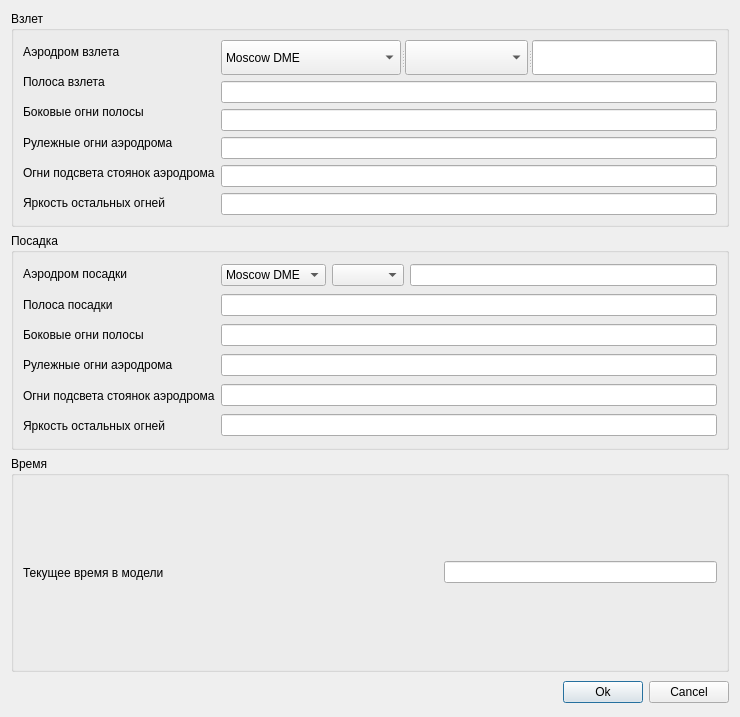
Qt form untitled/airportsdialog.ui (katherinr/desktop_wrapper) before a commit.
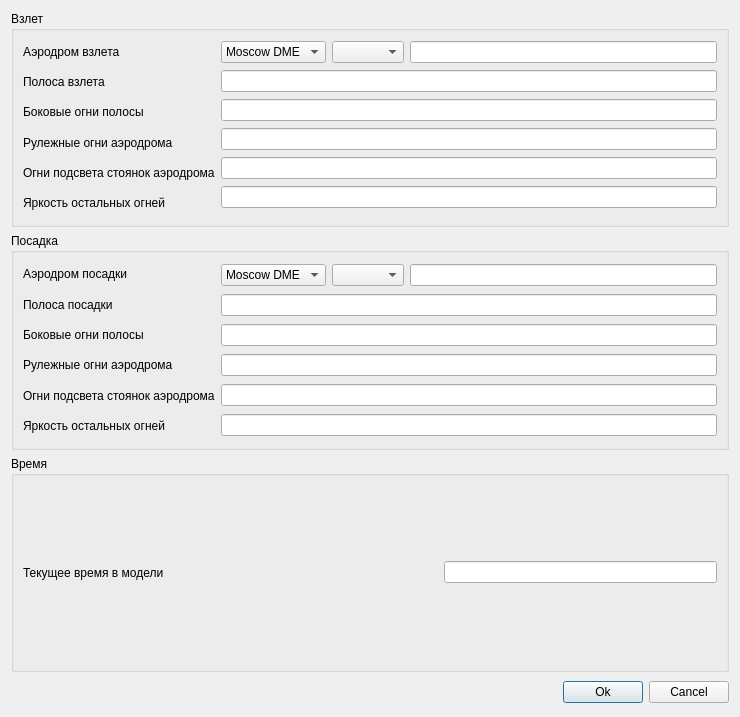
The same form after that commit.

The edit to the form file:
```diff
--- a/untitled/airportsdialog.ui
+++ b/untitled/airportsdialog.ui
@@ -28,7 +28,7 @@
      <property name="title">
       <string>Взлет</string>
      </property>
-     <layout class="QHBoxLayout" name="horizontalLayout">
+     <layout class="QHBoxLayout" name="horizontalLayout_2">
       <item>
        <layout class="QVBoxLayout" name="verticalLayout">
         <item>
@@ -76,12 +76,10 @@
        </layout>
       </item>
       <item>
-       <layout class="QVBoxLayout" name="verticalLayout_6">
+       <layout class="QVBoxLayout" name="verticalLayout_2">
         <item>
-         <widget class="QSplitter" name="splitter">
-          <property name="orientation">
-           <enum>Qt::Horizontal</enum>
-          </property>
+         <layout class="QHBoxLayout" name="horizontalLayout">
+          <item>
           <widget class="QComboBox" name="departureCity">
            <property name="minimumSize">
             <size>
@@ -89,6 +87,33 @@
              <height>0</height>
             </size>
            </property>
+            <property name="cursor">
+             <cursorShape>UpArrowCursor</cursorShape>
+            </property>
+            <property name="focusPolicy">
+             <enum>Qt::WheelFocus</enum>
+            </property>
+            <property name="contextMenuPolicy">
+             <enum>Qt::DefaultContextMenu</enum>
+            </property>
+            <property name="autoFillBackground">
+             <bool>false</bool>
+            </property>
+            <property name="editable">
+             <bool>false</bool>
+            </property>
+            <property name="currentText">
+             <string notr="true">Moscow DME</string>
+            </property>
+            <property name="insertPolicy">
+             <enum>QComboBox::NoInsert</enum>
+            </property>
+            <property name="sizeAdjustPolicy">
+             <enum>QComboBox::AdjustToContentsOnFirstShow</enum>
+            </property>
+            <property name="frame">
+             <bool>true</bool>
+            </property>
            <item>
             <property name="text">
              <string>Moscow DME</string>
@@ -180,13 +205,24 @@
             </property>
            </item>
           </widget>
+          </item>
+          <item>
           <widget class="QComboBox" name="departureCode">
            <property name="currentText">
             <string/>
            </property>
-          </widget>
+            <property name="currentIndex">
+             <number>-1</number>
+            </property>
+            <property name="sizeAdjustPolicy">
+             <enum>QComboBox::AdjustToContents</enum>
+            </property>
+           </widget>
+          </item>
+          <item>
           <widget class="QLineEdit" name="departure_airport_code"/>
-         </widget>
+          </item>
+         </layout>
         </item>
         <item>
          <widget class="QLineEdit" name="takeoff_runway_code">
```
Lines whose indentation alone changed are shown as unchanged.
